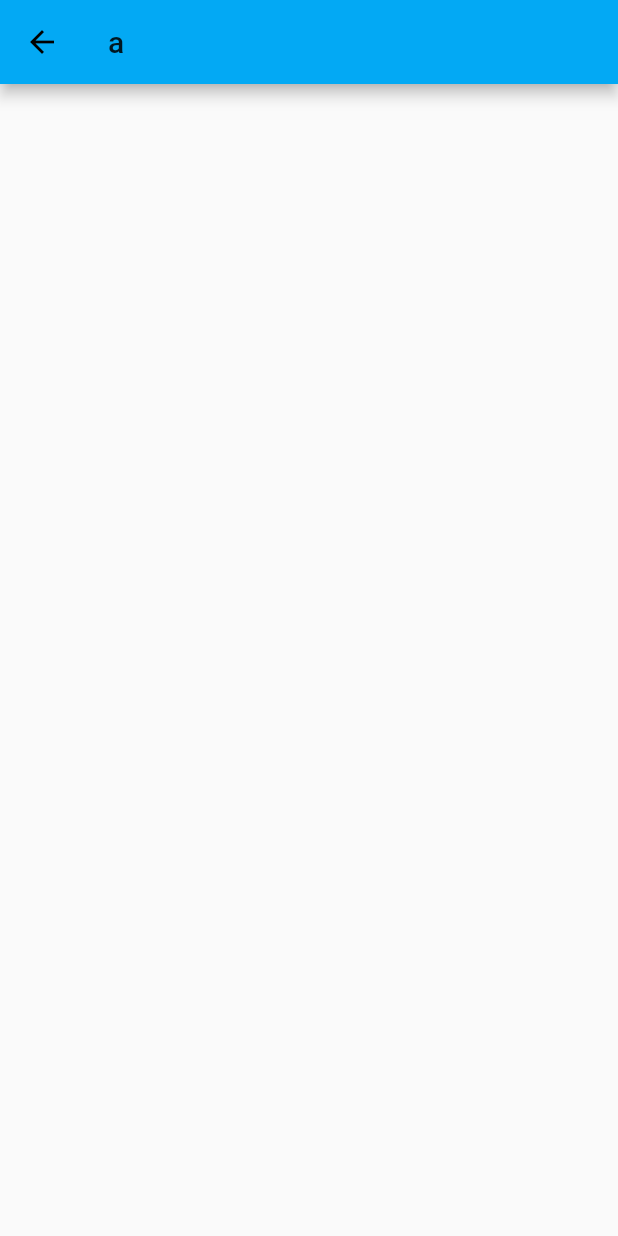
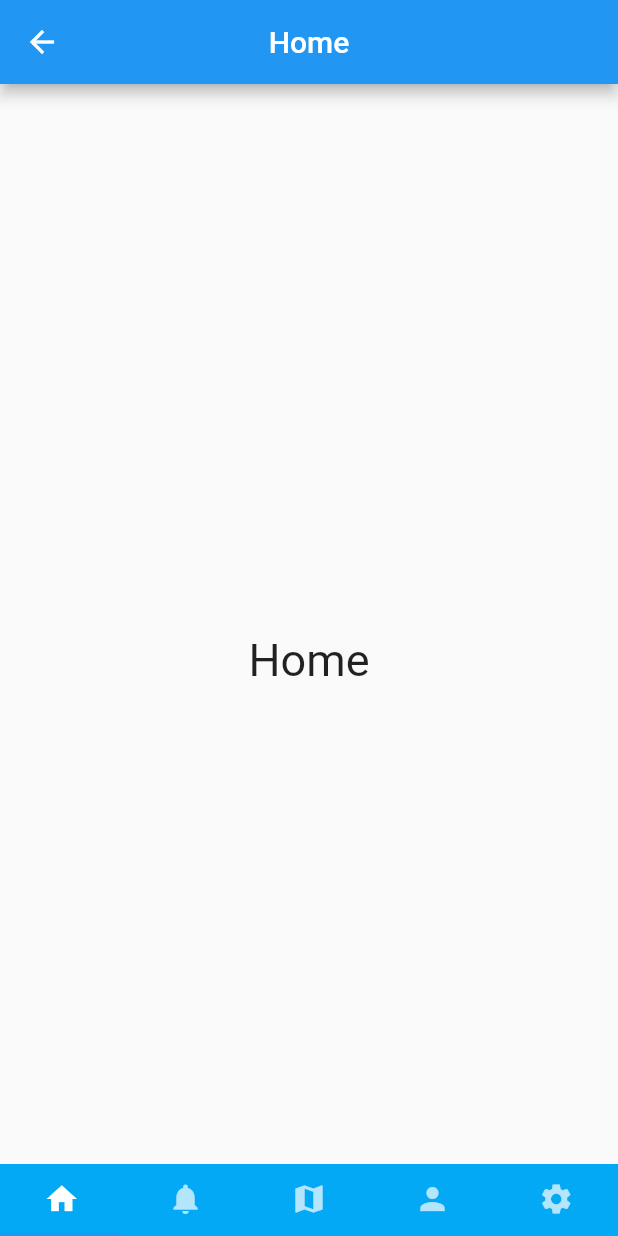
Before and after one commit to dekdew/flutter_assignment, a Flutter app: the Home screen opened by its route, on a phone screen of 412 x 824 dp. Run offline on Flutter 3.47's test engine with Material 2 defaults, Android fonts, the phone set to English and light mode, and no system bars.

Commit message:
edit home

```diff
--- a/lib/main.dart
+++ b/lib/main.dart
@@ -13,7 +13,7 @@ class MyApp extends StatelessWidget {
       title: 'Flutter Demo',
       debugShowCheckedModeBanner: false,
       theme: ThemeData(
-        primarySwatch: Colors.lightBlue,
+        primarySwatch: Colors.blue,
       ),
       initialRoute: '/',
       routes: {
--- a/lib/ui/home.dart
+++ b/lib/ui/home.dart
@@ -2,9 +2,72 @@ import 'package:flutter/material.dart';
 
 class Home extends StatelessWidget {
   @override
+  @override
   Widget build(BuildContext context) {
-    return Scaffold(
-      appBar: AppBar(title: Text("a"),),
+    return DefaultTabController(
+      length: 5,
+      child: Scaffold(
+        appBar: AppBar(
+          centerTitle: true,
+          title: Text(
+            "Home",
+            style: TextStyle(color: Colors.white),
+          ),
+        ),
+        bottomSheet: Container(
+          color: Colors.lightBlue,
+          child: TabBar(
+            tabs: <Widget>[
+              Tab(
+                icon: Icon(Icons.home),
+              ),
+              Tab(
+                icon: Icon(Icons.notifications),
+              ),
+              Tab(
+                icon: Icon(Icons.map),
+              ),
+              Tab(
+                icon: Icon(Icons.person),
+              ),
+              Tab(
+                icon: Icon(Icons.settings),
+              ),
+            ],
+          ),
+        ),
+        body: Container(
+          child: TabBarView(
+            children: <Widget>[
+              Center(
+                  child: Text(
+                "Home",
+                style: TextStyle(fontSize: 30),
+              )),
+              Center(
+                  child: Text(
+                "Notify",
+                style: TextStyle(fontSize: 30),
+              )),
+              Center(
+                  child: Text(
+                "Map",
+                style: TextStyle(fontSize: 30),
+              )),
+              Center(
+                  child: Text(
+                "Profile",
+                style: TextStyle(fontSize: 30),
+              )),
+              Center(
+                  child: Text(
+                "Setup",
+                style: TextStyle(fontSize: 30),
+              )),
+            ],
+          ),
+        ),
+      ),
     );
   }
 }
```
